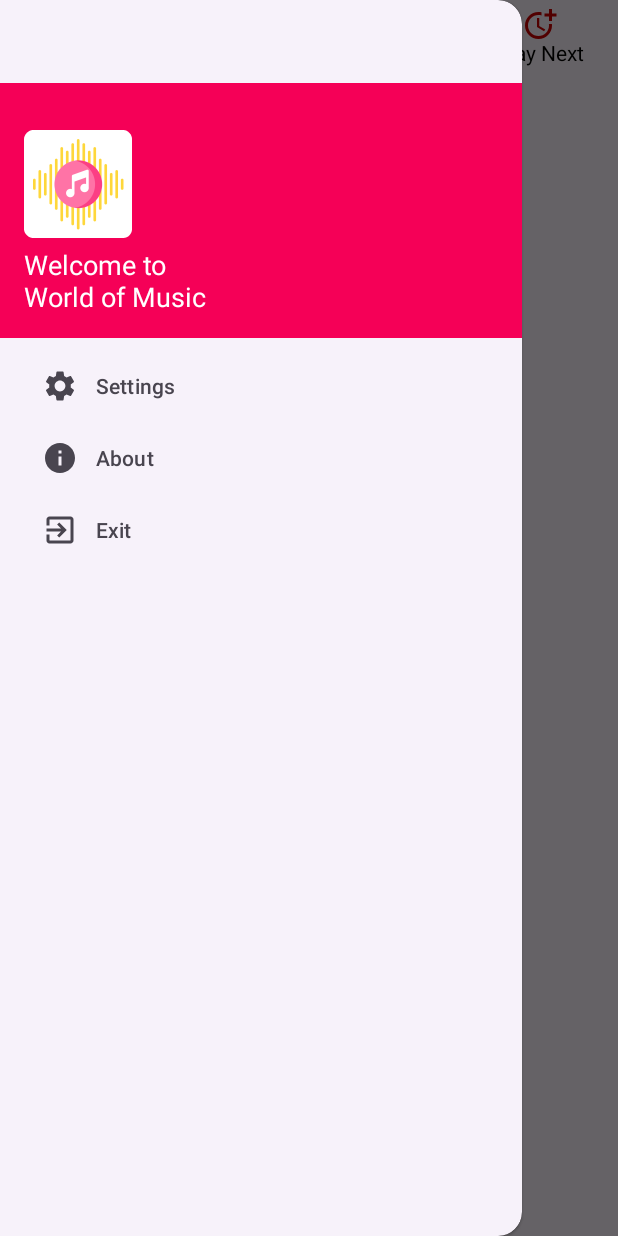
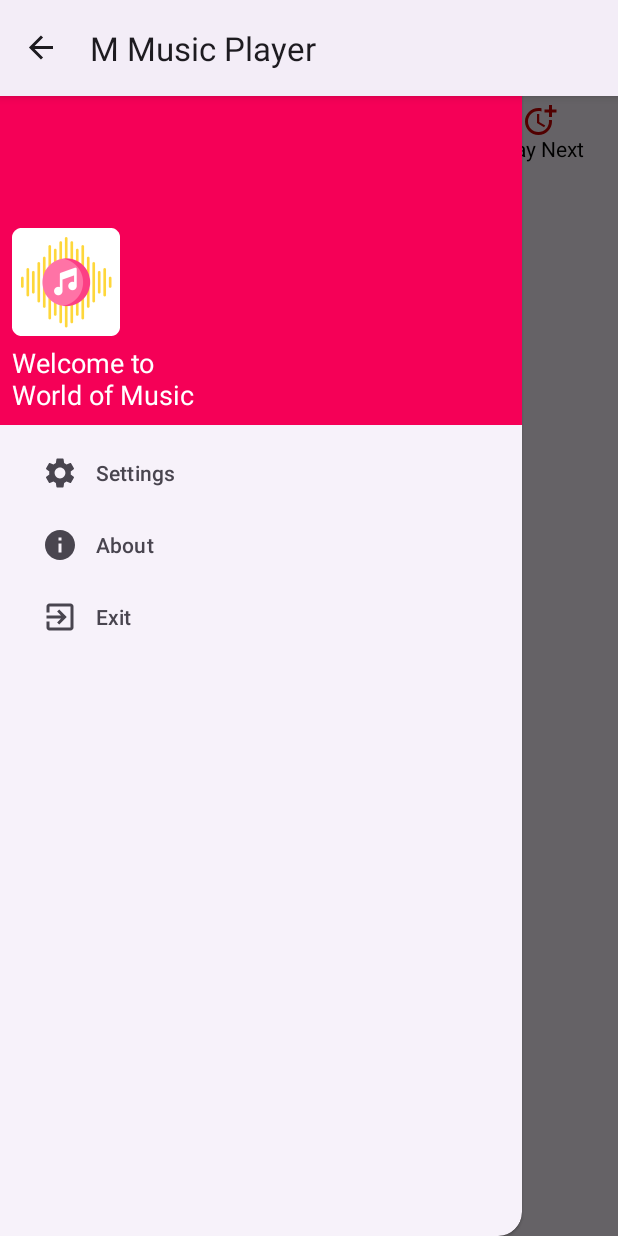
Before and after one commit to AppsDevMaruf/M_Music_Player, an Android app: the screen it shows after launch (MainActivity), with the side drawer open, on a phone screen of 412 x 824 dp. Run offline under Robolectric (Android 15) with nearby library versions, the phone set to English and light mode, and no system bars.

```diff
--- a/app/src/main/java/com/maruf/mmusicplayer/MainActivity.kt
+++ b/app/src/main/java/com/maruf/mmusicplayer/MainActivity.kt
@@ -3,21 +3,31 @@ package com.maruf.mmusicplayer
 import android.content.Intent
 import android.content.pm.PackageManager
 import android.os.Bundle
+import android.view.MenuItem
 import android.widget.Toast
+import androidx.activity.enableEdgeToEdge
+import androidx.appcompat.app.ActionBarDrawerToggle
 import androidx.appcompat.app.AppCompatActivity
 import androidx.core.app.ActivityCompat
 import com.maruf.mmusicplayer.databinding.ActivityMainBinding
 
 class MainActivity : AppCompatActivity() {
   private lateinit var binding: ActivityMainBinding
+  private lateinit var toggle: ActionBarDrawerToggle
 
   override fun onCreate(savedInstanceState: Bundle?) {
     super.onCreate(savedInstanceState)
-    // enableEdgeToEdge()
+    //enableEdgeToEdge()
     requestRuntimePermission()
     setTheme(R.style.Theme_MMusicPlayer)
     binding = ActivityMainBinding.inflate(layoutInflater)
     setContentView(binding.root)
+   //for nav drawer
+    toggle = ActionBarDrawerToggle(this,binding.root,R.string.open,R.string.close)
+    binding.root.addDrawerListener(toggle)
+    toggle.syncState()
+    supportActionBar?.setDisplayHomeAsUpEnabled(true)
+    supportActionBar?.show()
 
     binding.apply {
       shuffleBtn.setOnClickListener {
@@ -56,4 +66,9 @@ class MainActivity : AppCompatActivity() {
       }
     }
   }
+
+  override fun onOptionsItemSelected(item: MenuItem): Boolean {
+    if (toggle.onOptionsItemSelected(item)) return true
+    return super.onOptionsItemSelected(item)
+  }
 }
--- a/app/src/main/res/layout/nav_header.xml
+++ b/app/src/main/res/layout/nav_header.xml
@@ -2,16 +2,16 @@
 <LinearLayout xmlns:android="http://schemas.android.com/apk/res/android"
     android:id="@+id/linearLayoutNav"
     android:layout_width="match_parent"
-    android:layout_height="170dp"
-    android:padding="16dp"
+    android:layout_height="wrap_content"
+    android:paddingBottom="8dp"
+    android:paddingHorizontal="8dp"
     android:background="@color/cool_pink"
     android:orientation="vertical"
-    android:layout_marginTop="55dp">
+    android:paddingTop="?attr/collapsingToolbarLayoutLargeSize">
 
     <ImageView
         android:layout_width="wrap_content"
         android:layout_height="wrap_content"
-        android:paddingTop="15dp"
         android:src="@mipmap/ic_music_player_icon_round"
         android:contentDescription="@string/app_icon"/>
 
--- a/app/src/main/res/values-night/themes.xml
+++ b/app/src/main/res/values-night/themes.xml
@@ -1,6 +1,6 @@
 <resources xmlns:tools="http://schemas.android.com/tools">
     <!-- Base application theme. -->
-    <style name="Base.Theme.MMusicPlayer" parent="Theme.Material3.DayNight.NoActionBar">
+    <style name="Base.Theme.MMusicPlayer" parent="Theme.Material3.DayNight">
         <!-- Customize your dark theme here. -->
         <!-- Primary brand color. -->
         <item name="colorPrimary">@color/purple_200</item>
--- a/app/src/main/res/values/themes.xml
+++ b/app/src/main/res/values/themes.xml
@@ -1,6 +1,6 @@
 <resources xmlns:tools="http://schemas.android.com/tools">
     <!-- Base application theme. -->
-    <style name="Base.Theme.MMusicPlayer" parent="Theme.Material3.DayNight.NoActionBar">
+    <style name="Base.Theme.MMusicPlayer" parent="Theme.Material3.DayNight">
         <!-- Customize your light theme here. -->
         <!-- <item name="colorPrimary">@color/my_light_primary</item> -->
     </style>
```
